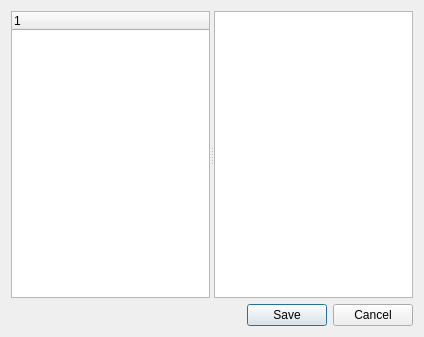
Before: the Qt Designer form src/ui_editor.ui in nextgis/qgis_metatools, drawn with Qt 5.
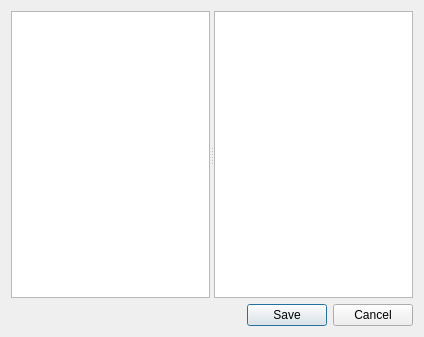
After: the same form once the commit is applied.

Diff of the .ui file:
```diff
--- a/src/ui_editor.ui
+++ b/src/ui_editor.ui
@@ -19,13 +19,7 @@
      <property name="orientation">
       <enum>Qt::Horizontal</enum>
      </property>
-     <widget class="QTreeWidget" name="treeWidget">
-      <column>
-       <property name="text">
-        <string notr="true">1</string>
-       </property>
-      </column>
-     </widget>
+     <widget class="QTreeView" name="treeView"/>
      <widget class="QTextEdit" name="textEdit"/>
     </widget>
    </item>
```
